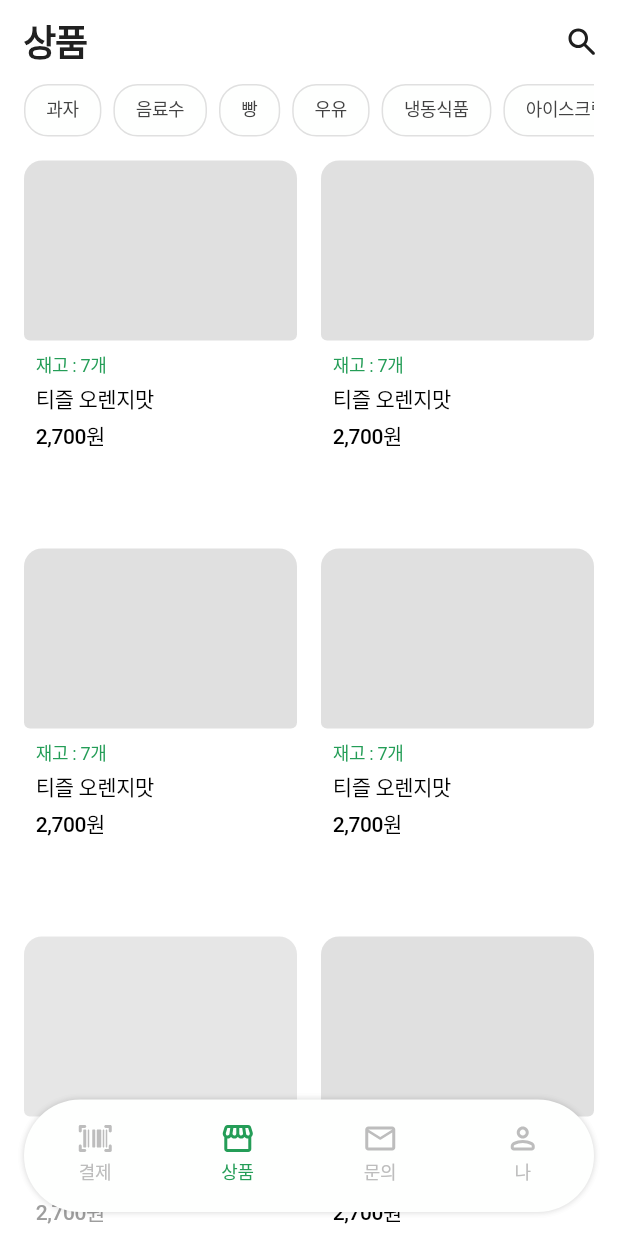
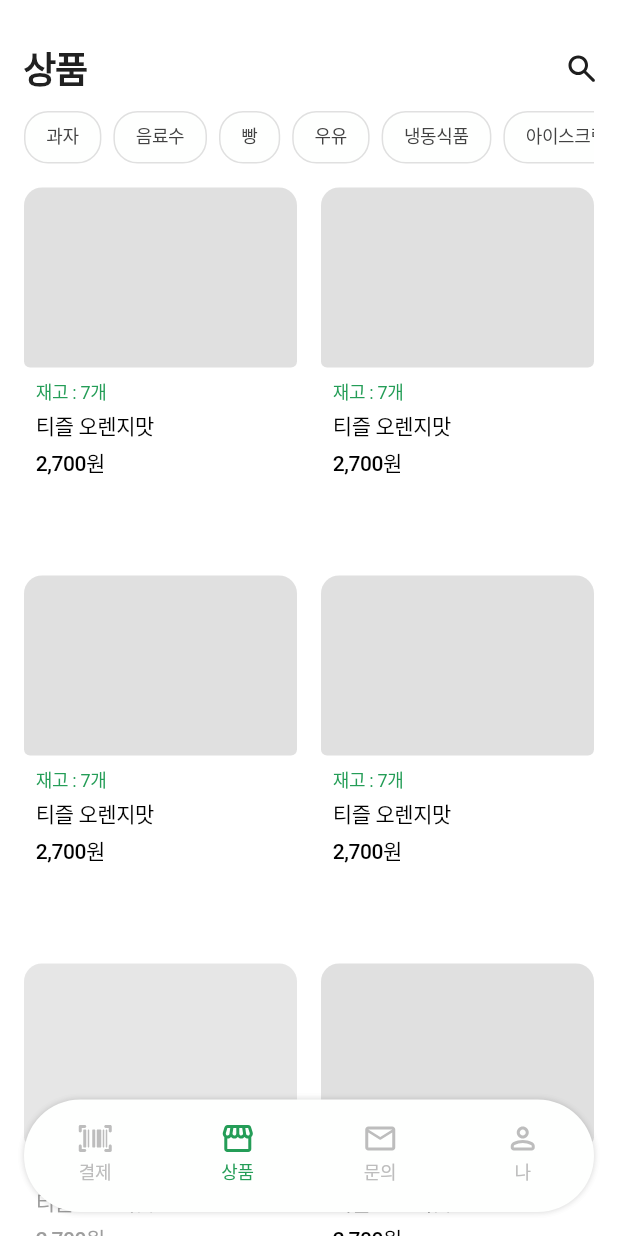
Before and after one commit to app-and-me/2025_ITShow_MirimPay_Mobile, a Flutter app: the screen it shows after launch, item 2 of the bottom bar chosen, on a phone screen of 412 x 824 dp. Run offline on Flutter 3.47's test engine with Material 3 defaults, Android fonts, the phone set to English and light mode, and no system bars; our stand-ins replace flutter_svg, get; Roboto replaces fonts that are missing (Pretendard).

Commit message:
feat: add app bar to main page for improved navigation

```diff
--- a/lib/pages/Main.dart
+++ b/lib/pages/Main.dart
@@ -25,6 +25,11 @@ class _MainPageState extends State<MainPage> {
   @override
   Widget build(BuildContext context) {
     return Scaffold(
+      appBar: AppBar(
+        backgroundColor: Colors.white,
+        toolbarHeight: 18,
+        scrolledUnderElevation: 0,
+      ),
       backgroundColor: Colors.white,
       extendBody: true,
       body: pages[_currentIndex],
```
